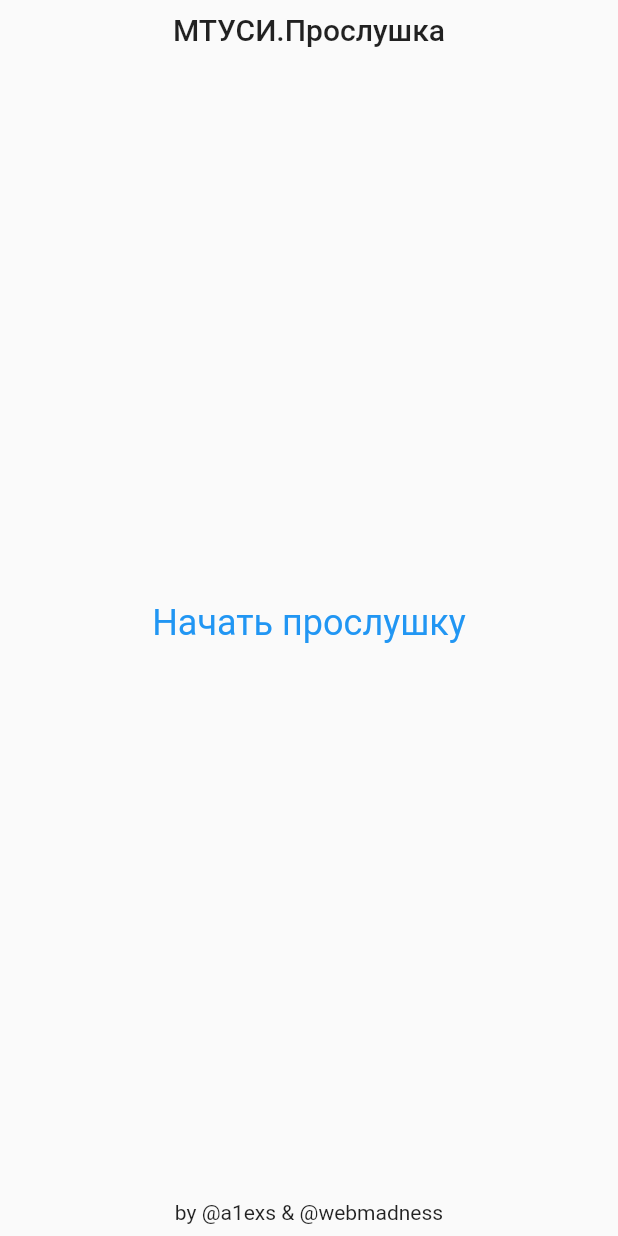
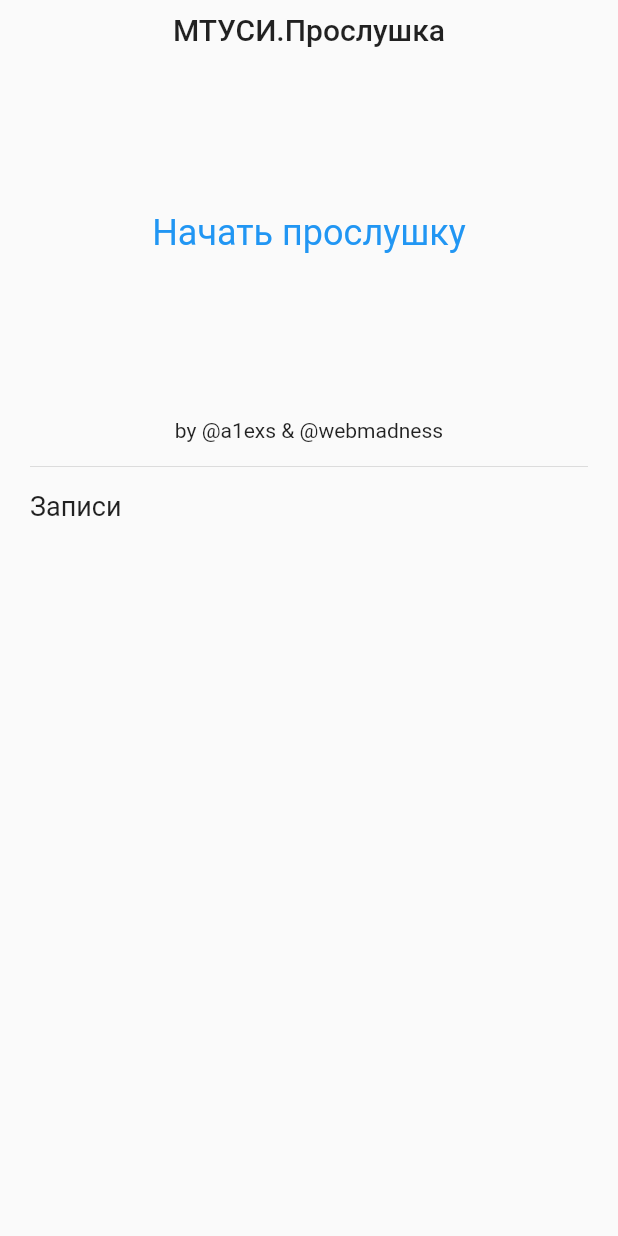
Before and after one commit to alexsvdk/voice_of_mtuci, a Flutter app: the screen it shows after launch, on a phone screen of 412 x 824 dp. Run offline on Flutter 3.47's test engine with Material 2 defaults, Android fonts, the phone set to English and light mode, and no system bars; our stand-ins replace hooks_riverpod, permission_handler, rxdart; missing offline and left inert: record.

Commit message:
Added records list mock

```diff
--- a/lib/src/pages/recorder/recorder_screen.dart
+++ b/lib/src/pages/recorder/recorder_screen.dart
@@ -16,13 +16,18 @@ class RecorderScreen extends ConsumerWidget {
 
     return Scaffold(
       body: SafeArea(
-        child: Container(
-          width: double.infinity,
-          padding: const EdgeInsets.all(8.0),
+        child: CustomScrollView(
+          slivers: [
+            SliverToBoxAdapter(
+              child: ConstrainedBox(
+                constraints: const BoxConstraints(minWidth: double.infinity),
+                child: Padding(
+                  padding: const EdgeInsets.symmetric(horizontal: 20),
                   child: Column(
                     mainAxisAlignment: MainAxisAlignment.spaceBetween,
                     crossAxisAlignment: CrossAxisAlignment.center,
                     children: [
+                      const SizedBox(height: 8),
                       const Text(
                         'МТУСИ.Прослушка',
                         style: TextStyle(
@@ -30,6 +35,7 @@ class RecorderScreen extends ConsumerWidget {
                           fontWeight: FontWeight.w500,
                         ),
                       ),
+                      const SizedBox(height: 100),
                       Center(
                         child: Builder(
                           builder: (context) {
@@ -47,9 +53,26 @@ class RecorderScreen extends ConsumerWidget {
                           },
                         ),
                       ),
+                      const SizedBox(height: 100),
                       const Text('by @a1exs & @webmadness'),
+                      const SizedBox(height: 8),
+                      const Divider(),
+                      const SizedBox(height: 8),
+                      const Align(
+                        alignment: Alignment.centerLeft,
+                        child: Text(
+                          'Записи',
+                          style: TextStyle(
+                            fontSize: 18,
+                          ),
+                        ),
+                      ),
                     ],
                   ),
+                ),
+              ),
+            ),
+          ],
         ),
       ),
     );
--- a/lib/src/pages/recorder/widgets/inactive_record.dart
+++ b/lib/src/pages/recorder/widgets/inactive_record.dart
@@ -9,17 +9,12 @@ class InactiveRecord extends ConsumerWidget {
 
   @override
   Widget build(BuildContext context, WidgetRef ref) {
-    return Column(
-      mainAxisAlignment: MainAxisAlignment.center,
-      children: [
-        TextButton(
-          style: kButtonStyle,
-          child: const Text('Начать прослушку'),
-          onPressed: () {
-            ref.read(recorderManagerProvider).start();
-          },
-        ),
-      ],
+    return TextButton(
+      style: kButtonStyle,
+      child: const Text('Начать прослушку'),
+      onPressed: () {
+        ref.read(recorderManagerProvider).start();
+      },
     );
   }
 }
```
Lines whose indentation alone changed are shown as unchanged.
